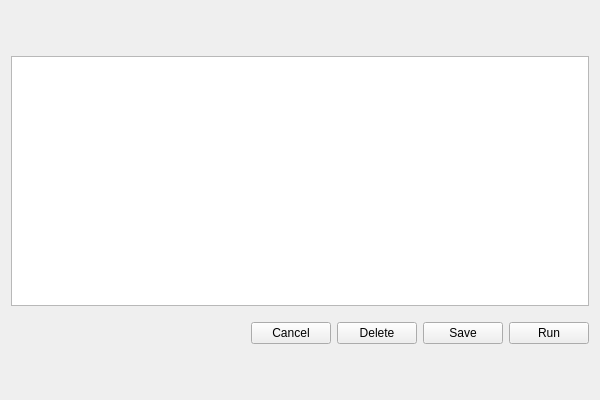
Old version of the form Src/temphistory.ui in the repository kingold5/Timer.
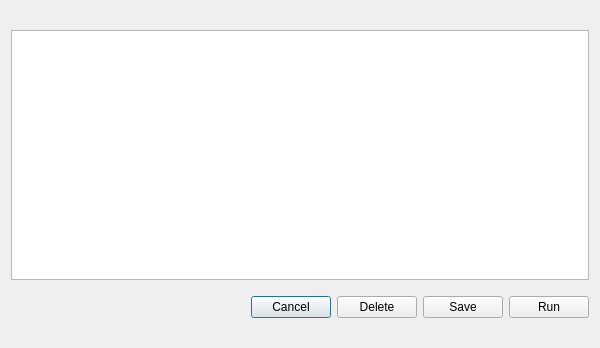
New version of the form.

Commit message: QWidget to QDialog, change size

What changed in the file:
```diff
--- a/Src/temphistory.ui
+++ b/Src/temphistory.ui
@@ -1,13 +1,13 @@
 <?xml version="1.0" encoding="UTF-8"?>
 <ui version="4.0">
  <class>TempHistory</class>
- <widget class="QWidget" name="TempHistory">
+ <widget class="QDialog" name="TempHistory">
   <property name="geometry">
    <rect>
     <x>0</x>
     <y>0</y>
     <width>600</width>
-    <height>400</height>
+    <height>348</height>
    </rect>
   </property>
   <property name="windowTitle">
```
Left out of the diff: 2 changed lines with no effect on the pictures.
